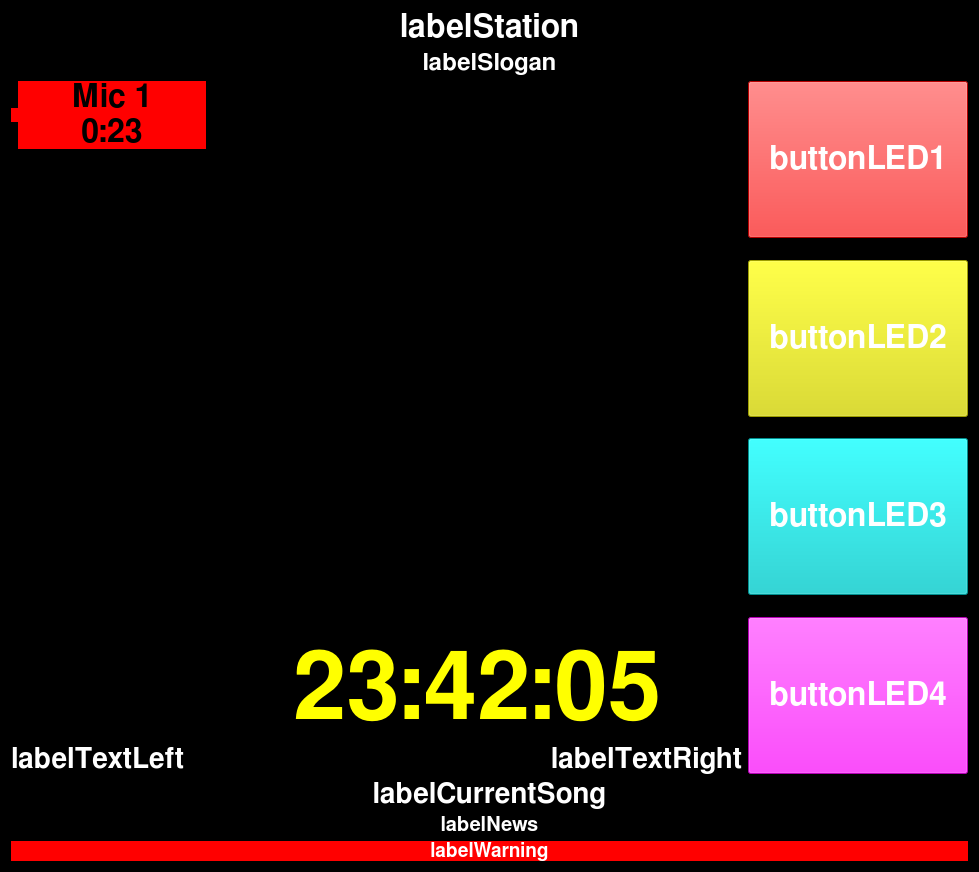
Above: mainscreen.ui from saschaludwig/OnAirScreen before the change. Below: the same form after it.
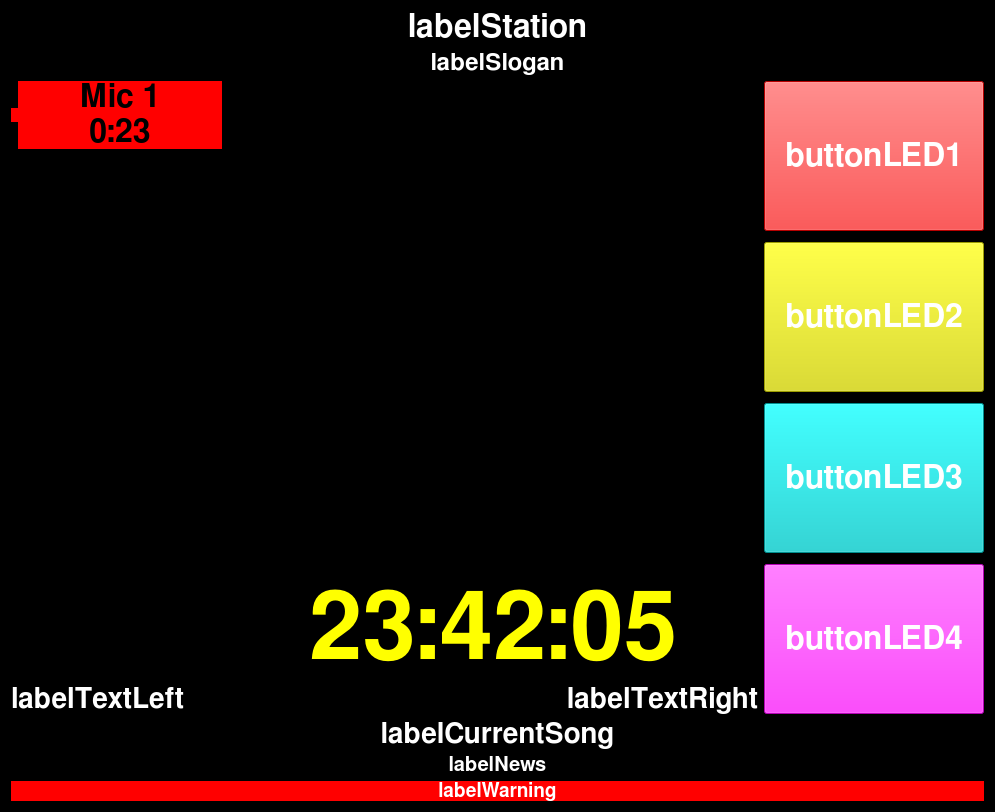
That is the form after the change. Icons and pictures are not drawn. Custom widgets are drawn as their Qt base class.

Commit message: added phone icon to resource file

Patch:
```diff
--- a/mainscreen.ui
+++ b/mainscreen.ui
@@ -12,8 +12,8 @@
    <rect>
     <x>0</x>
     <y>0</y>
-    <width>979</width>
-    <height>872</height>
+    <width>995</width>
+    <height>793</height>
    </rect>
   </property>
   <property name="minimumSize">
```
Left out of the diff: 2 changed lines with no effect on the pictures. The commit also changes 2 other files.
